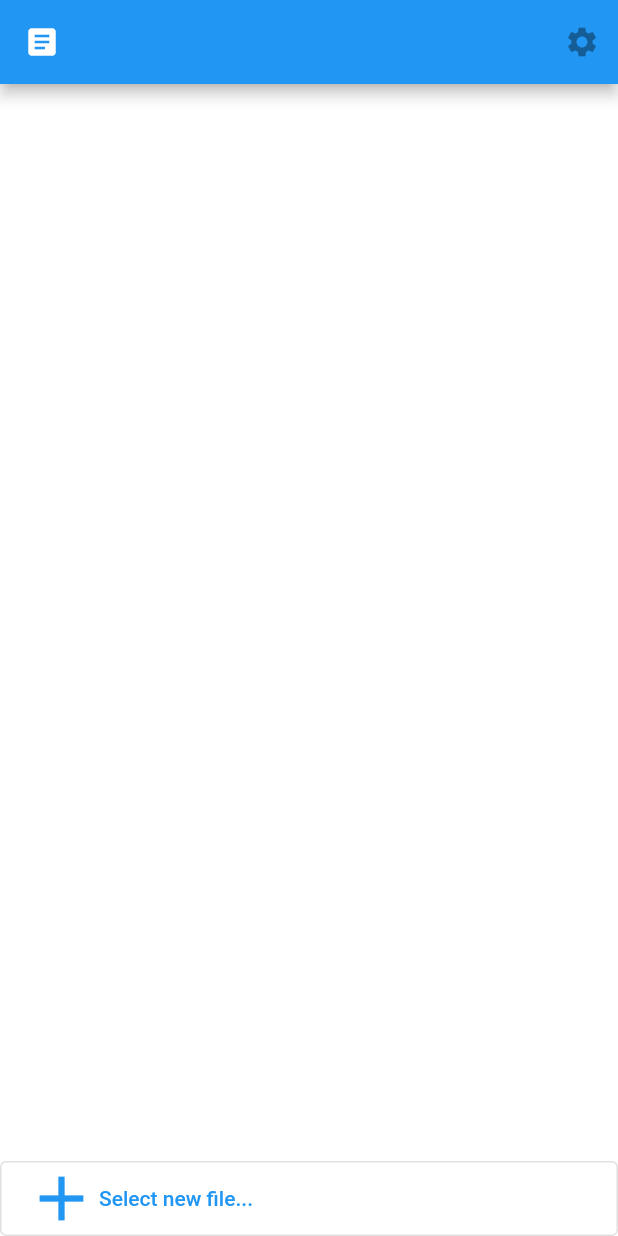
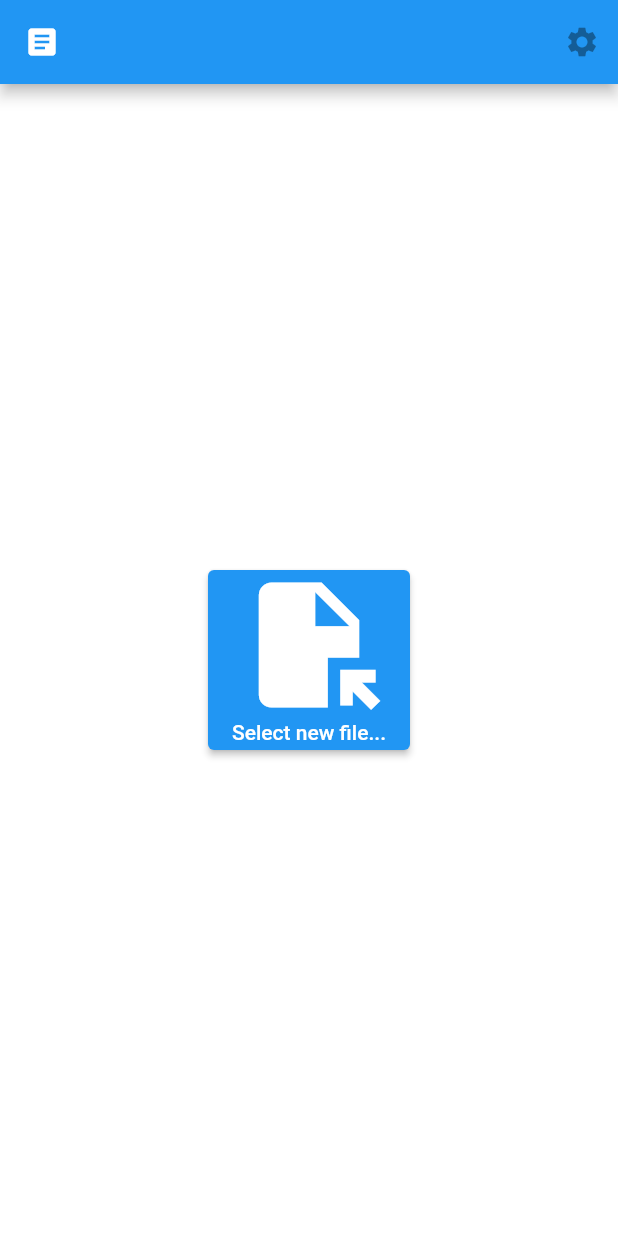
Before and after one commit to rhaxxoddl/Hands-free-doc-viewer-mobileapp, a Flutter app: the FileListPage screen opened directly, on a phone screen of 412 x 824 dp. Run offline on Flutter 3.47's test engine with Material 2 defaults, Android fonts, the phone set to English and light mode, and no system bars; our stand-ins replace file_picker, font_awesome_flutter, native_pdf_view, permission_handler; missing offline and left inert: external_path.

Commit message:
remove: 파일 목록들 버튼 목록으로 생성하는 거 삭제 add: file select 버튼 Icons.file_open 아이콘 사용해서 만들기
todo:
1. 앱 이미지 정하기
2. 시작 페이지에 사용방법 이미지로 올리기
3. 디자인 수정

```diff
--- a/lib/components/SelectFileButton.dart
+++ b/lib/components/SelectFileButton.dart
@@ -7,7 +7,7 @@ class SelectFileButton extends StatelessWidget {
 
   @override
   Widget build(BuildContext context) {
-    return OutlinedButton(
+    return ElevatedButton(
         onPressed: () async {
           FilePickerResult? result = await FilePicker.platform.pickFiles(
             type: FileType.custom,
@@ -24,11 +24,11 @@ class SelectFileButton extends StatelessWidget {
             }
           }
         },
-        child: Row(
+        child: Column(
           children: [
             Icon(
-              Icons.add,
-              size: 50,
+              Icons.file_open,
+              size: 100,
             ),
             Text("Select new file..."),
           ],
--- a/lib/page/fileListPage.dart
+++ b/lib/page/fileListPage.dart
@@ -43,28 +43,8 @@ class _FileListPageState extends State<FileListPage> {
           actions: [PreferenceButton()],
         ),
         body: Container(
-          child: Column(
-            children: [
-              Expanded(
-                  child: Container(
-                child: ListView.builder(
-                    scrollDirection: Axis.vertical,
-                    itemCount: fileList.length,
-                    itemBuilder: (BuildContext context, int index) {
-                      print('fileList[index].path: ${fileList[index].path}');
-                      return Container(
-                        height: 50,
-                        child: TextButton(
-                          onPressed: () {},
-                          child: Text('${fileList[index].uri.toString()}'),
-                        ),
-                      );
-                    }),
-              )),
-              Container(
-                child: SelectFileButton(),
-              ),
-            ],
+          child: Center(
+            child: SizedBox(height: 120, child: SelectFileButton()),
           ),
         ));
   }
```
